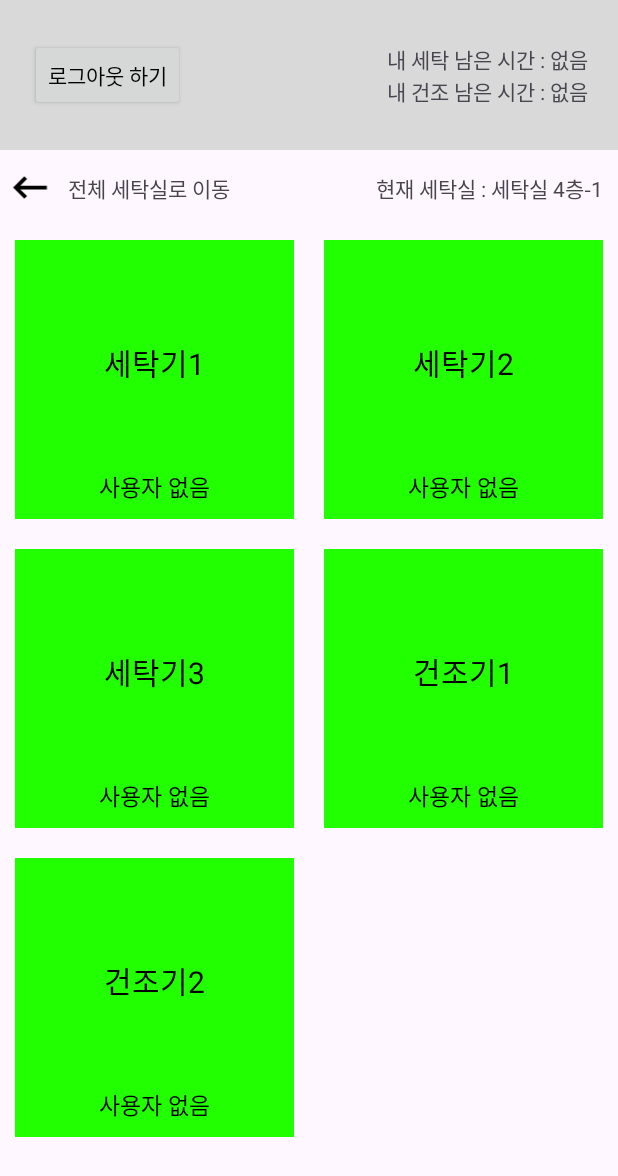
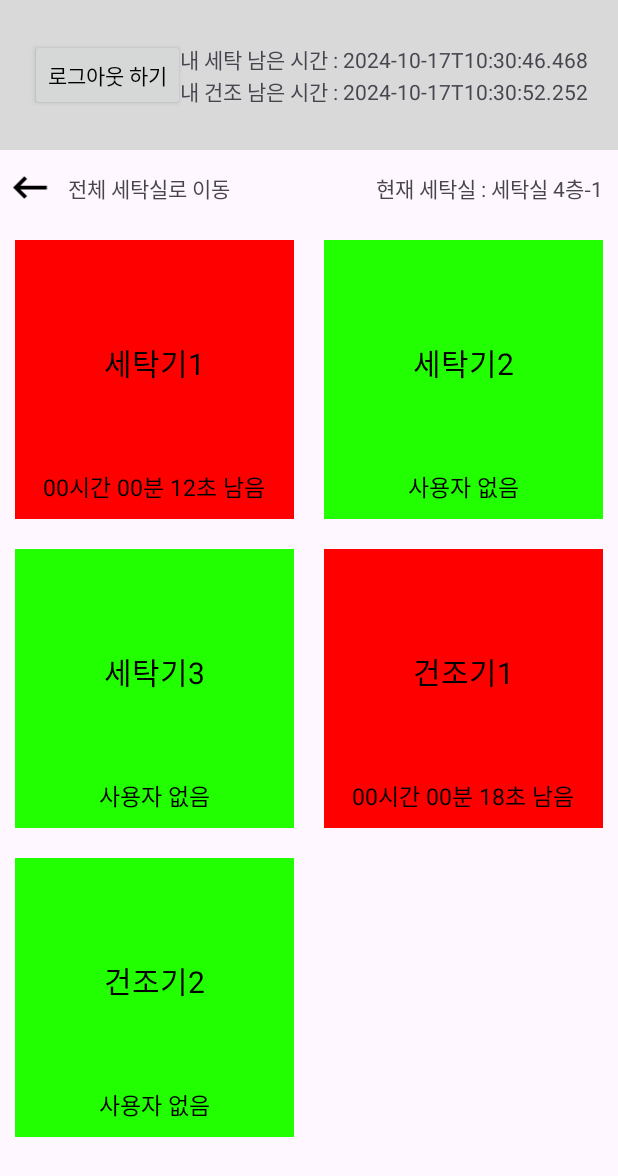
Before and after one commit to Team-5c0/5cO_android, an Android app: the fragment FragInRoom placed in its activity, after a tap on an icon or button, on a phone screen of 412 x 824 dp. Shown: the top 1176 px of the screen. Run offline under Robolectric (Android 15) with nearby library versions, the light colour scheme and no system bars; 3 other taps on this screen came first.

Commit message:
adapterTimer clear

```diff
--- a/app/src/main/java/com/example/mywiselaundrylife/act/FCMActivity.kt
+++ b/app/src/main/java/com/example/mywiselaundrylife/act/FCMActivity.kt
@@ -7,10 +7,14 @@ import android.os.Build
 import android.os.Bundle
 import android.util.Log
 import android.widget.Toast
+import androidx.annotation.RequiresApi
 import androidx.appcompat.app.AppCompatActivity
 import androidx.core.app.ActivityCompat
 import androidx.core.content.ContextCompat
 import com.example.mywiselaundrylife.R
+import com.example.mywiselaundrylife.data.Laundry
+import com.example.mywiselaundrylife.data.ListData
+import com.example.mywiselaundrylife.data.UserInfo
 import com.example.mywiselaundrylife.databinding.ActivityMainBinding
 import com.example.mywiselaundrylife.frag.FragMain
 import com.example.mywiselaundrylife.serve.OnItemClickListener
@@ -28,16 +32,29 @@ class FCMActivity : AppCompatActivity(), OnItemClickListener {
         private const val TAG = "FCMActivity"
     }
 
+    @RequiresApi(Build.VERSION_CODES.O)
     override fun onCreate(savedInstanceState: Bundle?) {
         super.onCreate(savedInstanceState)
         binding = ActivityMainBinding.inflate(layoutInflater)
         setContentView(binding.root)
 
+        val usingLandry = ListData.laundryLst.indexOfFirst { it.userId == UserInfo.userId && it.name.contains("세탁기") }
+        val usingDryer = ListData.laundryLst.indexOfFirst { it.userId == UserInfo.userId && it.name.contains("건조기") }
+
+        when{
+            (usingLandry != -1) ->{
+                Toast.makeText(this, "startTime세탁기", Toast.LENGTH_SHORT).show()
+            }
+            (usingDryer != -1) ->{
+                Toast.makeText(this, "startTime건조기", Toast.LENGTH_SHORT).show()
+            }
+        }
+
         sharedPreferences = getSharedPreferences("MyPrefs", MODE_PRIVATE)
         val editor = sharedPreferences.edit()
 
         permissionCheck()
-        setToken()
+        setFCMToken()
 
         binding.logOutBtn.setOnClickListener {
             editor.remove("isLogin")
@@ -54,13 +71,13 @@ class FCMActivity : AppCompatActivity(), OnItemClickListener {
     }
 
     // 인터페이스 구현: 아이템 클릭 시 TextView 업데이트
-    override fun onItemClicked(itemName: String) {
-        if("세탁기" in itemName){
-            binding.laundryTime.text = "1시간 30분" // TextView 업데이트
+    override fun onItemClicked(item : Laundry) {
+        if("세탁기" in item.name){
+            binding.laundryTime.text = item.endTime.toString() // TextView 업데이트
         } else{
-            binding.dryerTime.text = "1시간 30분" // TextView 업데이트
+            binding.dryerTime.text = item.endTime.toString()  // TextView 업데이트
         }
-        Toast.makeText(this, "$itemName 선택됨", Toast.LENGTH_SHORT).show()
+        Toast.makeText(this, "${item.name} 선택됨", Toast.LENGTH_SHORT).show()
     }
 
     override fun onBackPressed() {
@@ -76,6 +93,11 @@ class FCMActivity : AppCompatActivity(), OnItemClickListener {
         backPressedTime = System.currentTimeMillis()
     }
 
+
+
+
+
+    // FireBase
     override fun onRequestPermissionsResult(
         requestCode: Int, permissions: Array<out String>, grantResults: IntArray
     ) {
@@ -91,7 +113,7 @@ class FCMActivity : AppCompatActivity(), OnItemClickListener {
         }
     }
 
-    private fun setToken() {
+    private fun setFCMToken() {
         FirebaseMessaging.getInstance().token.addOnCompleteListener(OnCompleteListener { task ->
             if (!task.isSuccessful) {
                 Log.w(TAG, "Fetching FCM registration token failed", task.exception)
--- a/app/src/main/java/com/example/mywiselaundrylife/adapter/LaundryAdapter.kt
+++ b/app/src/main/java/com/example/mywiselaundrylife/adapter/LaundryAdapter.kt
@@ -1,9 +1,9 @@
 package com.example.mywiselaundrylife.adapter
 
-import android.os.Build
 import android.os.Build.VERSION_CODES
 import android.os.Handler
 import android.os.Looper
+import android.util.Log
 import android.view.LayoutInflater
 import android.view.View
 import android.view.ViewGroup
@@ -18,76 +18,111 @@ import com.example.mywiselaundrylife.databinding.ItemLaundryBinding
 import java.time.Duration
 import java.time.LocalDateTime
 
-class LaundryAdapter(private val laundryLst: ArrayList<Laundry>, private val onItemClick: (Laundry) -> Unit) :
-    RecyclerView.Adapter<LaundryAdapter.LaundryViewHolder>() {
+class LaundryAdapter(
+    private val laundryLst: ArrayList<Laundry>,
+    private val onItemClick: (Laundry) -> Unit
+) : RecyclerView.Adapter<LaundryAdapter.LaundryViewHolder>() {
 
-    inner class LaundryViewHolder(val binding: ItemLaundryBinding) : RecyclerView.ViewHolder(binding.root){
-        val handler = Handler(Looper.getMainLooper())
-        var runnable : Runnable? = null
+    private val viewHolders = mutableListOf<LaundryViewHolder>()
 
-        fun timerStart(endTime : LocalDateTime, selectLaundry: Laundry){
+    inner class LaundryViewHolder(val binding: ItemLaundryBinding) : RecyclerView.ViewHolder(binding.root) {
+        private val handler = Handler(Looper.getMainLooper())
+        var runnable: Runnable? = null
 
-            runnable?.let { handler.removeCallbacks(it) }
+        fun timerStart(selectLaundry: Laundry) {
+            // 이전 타이머 정지
+            timerStop()
 
-            runnable = object : Runnable{
+            // endTime이 null인지 체크
+            if (selectLaundry.endTime == null) {
+                binding.remainTimeTxt.text = "사용자 없음"
+                return  // early return
+            }
+
+            runnable = object : Runnable {
                 @RequiresApi(VERSION_CODES.O)
                 override fun run() {
-                    val duration = Duration.between(LocalDateTime.now(), endTime)
+                    try {
+                        val now = LocalDateTime.now()
 
-                    // 시간이 종료된 경우
-                    if (duration.isNegative || duration.isZero) {
-                        onTimerEnd(selectLaundry, selectLaundry.name)
-                    } else {
-                        updateTimer(duration)
+                        // endTime이 null인지 확인
+                        if (selectLaundry.endTime == null) {
+                            binding.remainTimeTxt.text = "사용자 없음"
+                            binding.view.setBackgroundResource(R.drawable.null_color)
+                            timerStop()
+                            return
+                        }
+
+                        val duration = Duration.between(now, selectLaundry.endTime)
+
+                        // 시간이 종료된 경우
+                        if (duration.isNegative || duration.isZero) {
+                            onTimerEnd(selectLaundry, selectLaundry.name)
+                        } else {
+                            updateTimer(duration)  // 타이머 업데이트
+                            handler.postDelayed(this, 1000)  // 1초 후에 다시 실행
+                        }
+                    } catch (e: Exception) {
+                        Log.e("mine", "Error in timer: ${e.message}")
                     }
                 }
             }
-            handler.post(runnable!!)
+            handler.post(runnable!!)  // runnable 시작
         }
-        fun timerStop(){
-            runnable?.let { handler.removeCallbacks(it) }
+
+        fun timerStop() {
+            if(runnable != null){
+                handler.removeCallbacks(runnable!!)  // 핸들러에서 runnable 제거
+            }
+            runnable = null  // runnable 초기화
         }
 
         @RequiresApi(VERSION_CODES.O)
-        private fun updateTimer(duration: Duration){
+        private fun updateTimer(duration: Duration) {
             binding.view.setBackgroundResource(R.drawable.used_color)
             val hours = duration.toHours()
             val minutes = (duration.toMinutes() % 60)
             val seconds = (duration.seconds % 60)
             binding.remainTimeTxt.text = String.format("%02d시간 %02d분 %02d초 남음", hours, minutes, seconds)
-            runnable?.let{handler.postDelayed(it, 1000)}
+            Log.d("mine", String.format("%02d시간 %02d분 %02d초 남음", hours, minutes, seconds))
+
         }
 
-        private fun onTimerEnd(selectLaundry: Laundry, laundryType : String){
+        private fun onTimerEnd(selectLaundry: Laundry, laundryType: String) {
             binding.remainTimeTxt.text = "사용자 없음"
             binding.view.setBackgroundResource(R.drawable.null_color)
-            runnable?.let { handler.removeCallbacks(it) }
-            when{
+            timerStop()  // 타이머 정지
+
+            when {
                 laundryType.contains("세탁기") -> UserInfo.useLaundry = null
                 laundryType.contains("건조기") -> UserInfo.useDry = null
             }
+
             selectLaundry.endTime = null
             selectLaundry.userId = null
         }
     }
 
-    override fun getItemCount(): Int {
-        return laundryLst.size
-    }
+    override fun getItemCount(): Int = laundryLst.size
 
     override fun onCreateViewHolder(parent: ViewGroup, viewType: Int): LaundryViewHolder {
         val binding = ItemLaundryBinding.inflate(LayoutInflater.from(parent.context), parent, false)
 
-        // 뷰의 높이를 너비와 동일하게 설정
+        // 뷰 크기 조정
         binding.view.viewTreeObserver.addOnGlobalLayoutListener {
             val width = binding.view.width
             binding.view.layoutParams.height = width
             binding.view.requestLayout()
         }
 
-        return LaundryViewHolder(binding)
+        // 생성된 뷰홀더를 리스트에 추가
+        val holder = LaundryViewHolder(binding)
+        viewHolders.add(holder)
+
+        return holder
     }
 
+    // 깔끔하게 만드는 거 합시다.
     @RequiresApi(VERSION_CODES.O)
     override fun onBindViewHolder(holder: LaundryViewHolder, position: Int) {
         val binding = holder.binding
@@ -96,13 +131,17 @@ class LaundryAdapter(private val laundryLst: ArrayList<Laundry>, private val onI
             it.roomId == laundry.roomId && it.laundryId == laundry.laundryId
         }
 
-        if (laundry.endTime != null) {
-            holder.timerStart(laundry.endTime!!, ListData.laundryLst[pos])
+        if (laundry.endTime != null ) {
+            if(holder.runnable == null){
+                holder.timerStart(ListData.laundryLst[pos])
+            } else{
+                holder.timerStop()// 타이머 시작
+            }
         } else {
             binding.view.setBackgroundResource(R.drawable.null_color)
         }
 
-        binding.laundTitle.setText(laundry.name)
+        binding.laundTitle.text = laundry.name
 
         binding.view.setOnClickListener { view ->
             handleLaundryClick(view, laundry, pos, holder)
@@ -113,50 +152,51 @@ class LaundryAdapter(private val laundryLst: ArrayList<Laundry>, private val onI
     private fun handleLaundryClick(view: View, laundry: Laundry, pos: Int, holder: LaundryViewHolder) {
         val binding = holder.binding
 
-        if (isUsedLaundry(view, laundry, binding) == true) return
+        if (isUsedLaundry(view, laundry, binding)) return
 
         if (pos != -1) {
             val selectLaundry = ListData.laundryLst[pos]
             updateUserAndEndTime(selectLaundry)
 
             // 사용자 정보 업데이트
-            when{
-                selectLaundry.name.contains("세탁기") ->UserInfo.useLaundry = selectLaundry
-                selectLaundry.name.contains("건조기") ->UserInfo.useDry = selectLaundry
+            when {
+                selectLaundry.name.contains("세탁기") -> UserInfo.useLaundry = selectLaundry
+                selectLaundry.name.contains("건조기") -> UserInfo.useDry = selectLaundry
             }
 
-            holder.timerStart(selectLaundry.endTime!!, selectLaundry)
+            onItemClick(selectLaundry)
+            holder.timerStart(selectLaundry)  // 타이머 시작
         }
     }
 
-    private fun isUsedLaundry(view : View, laundry: Laundry, binding: ItemLaundryBinding):Boolean{
-        when {
+    private fun isUsedLaundry(view: View, laundry: Laundry, binding: ItemLaundryBinding): Boolean {
+        val context = view.context
+
+        return when {
             laundry.userId != null -> {
-                Toast.makeText(view.context, "이미 사용중인 유저가 있습니다", Toast.LENGTH_SHORT).show()
-                return true
+                Toast.makeText(context, "이미 사용중인 유저가 있습니다", Toast.LENGTH_SHORT).show()
+                true
             }
-
             binding.laundTitle.text.contains("세탁기") && UserInfo.useLaundry != null -> {
-                Toast.makeText(view.context, "이미 사용중인 세탁기가 있습니다", Toast.LENGTH_SHORT).show()
-                return true
+                Toast.makeText(context, "이미 사용중인 세탁기가 있습니다", Toast.LENGTH_SHORT).show()
+                true
             }
-
             binding.laundTitle.text.contains("건조기") && UserInfo.useDry != null -> {
-                Toast.makeText(view.context, "이미 사용중인 건조기가 있습니다", Toast.LENGTH_SHORT).show()
-                return true
+                Toast.makeText(context, "이미 사용중인 건조기가 있습니다", Toast.LENGTH_SHORT).show()
+                true
             }
-             else -> return false
+            else -> false
         }
     }
 
     @RequiresApi(VERSION_CODES.O)
     private fun updateUserAndEndTime(selectLaundry: Laundry) {
-        selectLaundry.endTime = LocalDateTime.of(2024, 10, 16, 14, 42, 30)
+        // 현재 시간에 사용자 지정 초를 더하는 방식으로 설정
+        selectLaundry.endTime = LocalDateTime.now().plusSeconds(UserInfo.seconds.toLong())
         selectLaundry.userId = UserInfo.userId
     }
 
-    override fun onViewRecycled(holder: LaundryViewHolder) {
-        super.onViewRecycled(holder)
-        holder.timerStop()
+    fun stopAllTimers() {
+        viewHolders.forEach { it.timerStop() }
     }
 }
--- a/app/src/main/java/com/example/mywiselaundrylife/data/UserInfo.kt
+++ b/app/src/main/java/com/example/mywiselaundrylife/data/UserInfo.kt
@@ -11,4 +11,6 @@ object UserInfo {
 
     var userLaundryLst = arrayListOf<Laundry>()
     var currentRoom : LaundryRoom? = null
+
+    var seconds = 20
 }
--- a/app/src/main/java/com/example/mywiselaundrylife/serve/OnItemClickListener.kt
+++ b/app/src/main/java/com/example/mywiselaundrylife/serve/OnItemClickListener.kt
@@ -1,5 +1,7 @@
 package com.example.mywiselaundrylife.serve
 
+import com.example.mywiselaundrylife.data.Laundry
+
 interface OnItemClickListener {
-    fun onItemClicked(itemName: String)
+    fun onItemClicked(selectLaundry : Laundry)
 }
```
Also changed, not shown: app/src/main/java/com/example/mywiselaundrylife/adapter/TimerViewModel.kt (added, +52 -0 lines), app/src/main/java/com/example/mywiselaundrylife/frag/FragInRoom.kt (+13 -3 lines).
